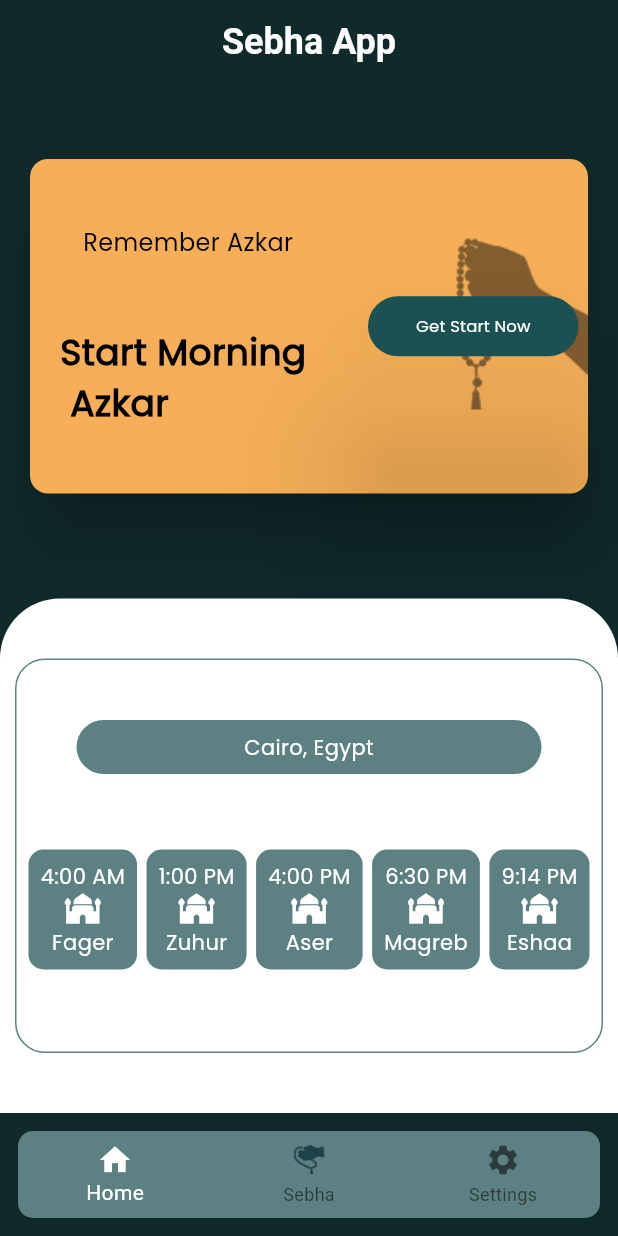
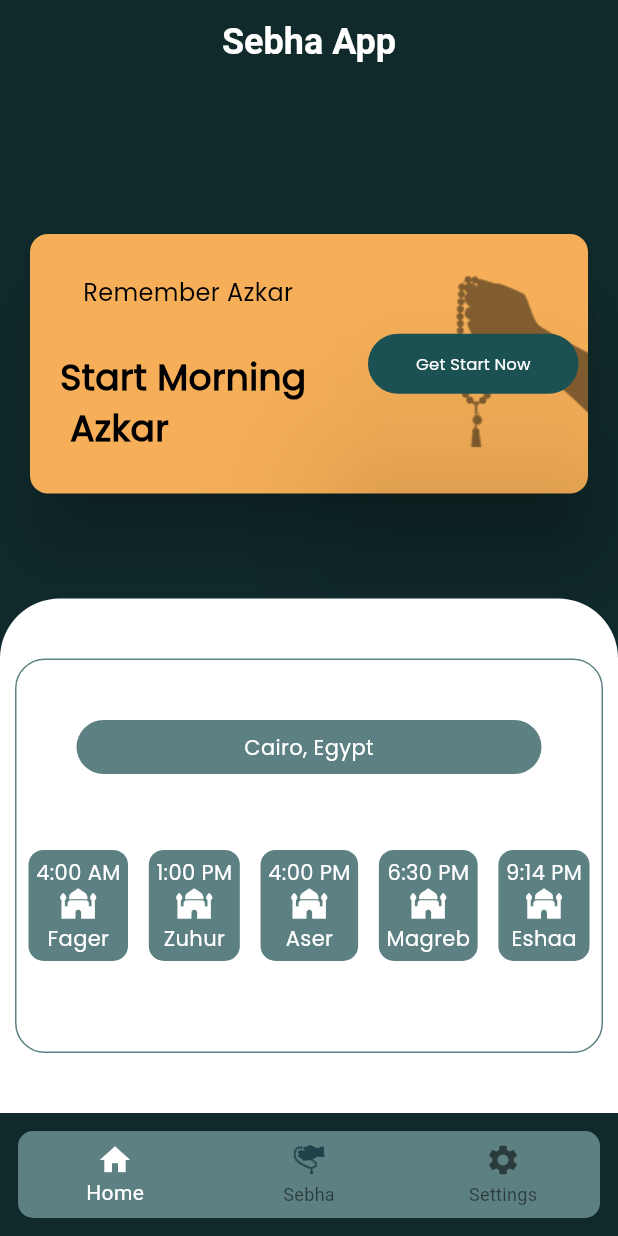
Before and after one commit to ali72-20/zak-er, a Flutter app: the screen it shows after launch, on a phone screen of 412 x 824 dp. Run offline on Flutter 3.47's test engine with Material 3 defaults, Android fonts, the phone set to English and light mode, and no system bars; our stand-ins replace animated_bottom_navigation_bar.

Commit message:
% salah time container

```diff
--- a/lib/Models/SalahTimeComponent.dart
+++ b/lib/Models/SalahTimeComponent.dart
@@ -16,7 +16,7 @@ class salahTimeComp extends StatelessWidget {
         borderRadius: BorderRadius.circular(10),
       ),
       child: Padding(
-        padding: EdgeInsets.all(8.0),
+        padding: EdgeInsets.all(5.0),
         child: Column(
           children: [
             Text(
--- a/lib/Screens/HomePage.dart
+++ b/lib/Screens/HomePage.dart
@@ -84,12 +84,10 @@ class _BottomNavBarState extends State<Homepage> {
         centerTitle: true,
       ),
       body: body.elementAt(_currentIndex),
-      bottomNavigationBar:  Padding(
+      bottomNavigationBar: Padding(
         padding: const EdgeInsets.all(12),
         child: ClipRRect(
-          borderRadius: const BorderRadius.all(
-           Radius.circular(10)
-          ),
+          borderRadius: const BorderRadius.all(Radius.circular(10)),
           child: BottomNavigationBar(
             iconSize: 24,
             selectedItemColor: Colors.white,
--- a/lib/Screens/home.dart
+++ b/lib/Screens/home.dart
@@ -20,7 +20,7 @@ class home extends StatelessWidget {
           Expanded(
             child: Card(
               elevation: 20,
-              margin: EdgeInsets.only(left: 20,right: 20,top: 50,bottom: 70),
+              margin: EdgeInsets.only(left: 20,right: 20,top: 100,bottom: 70),
               color: Color(0xffF6AF58),
               child: AzkarComp(),
             ),
```
